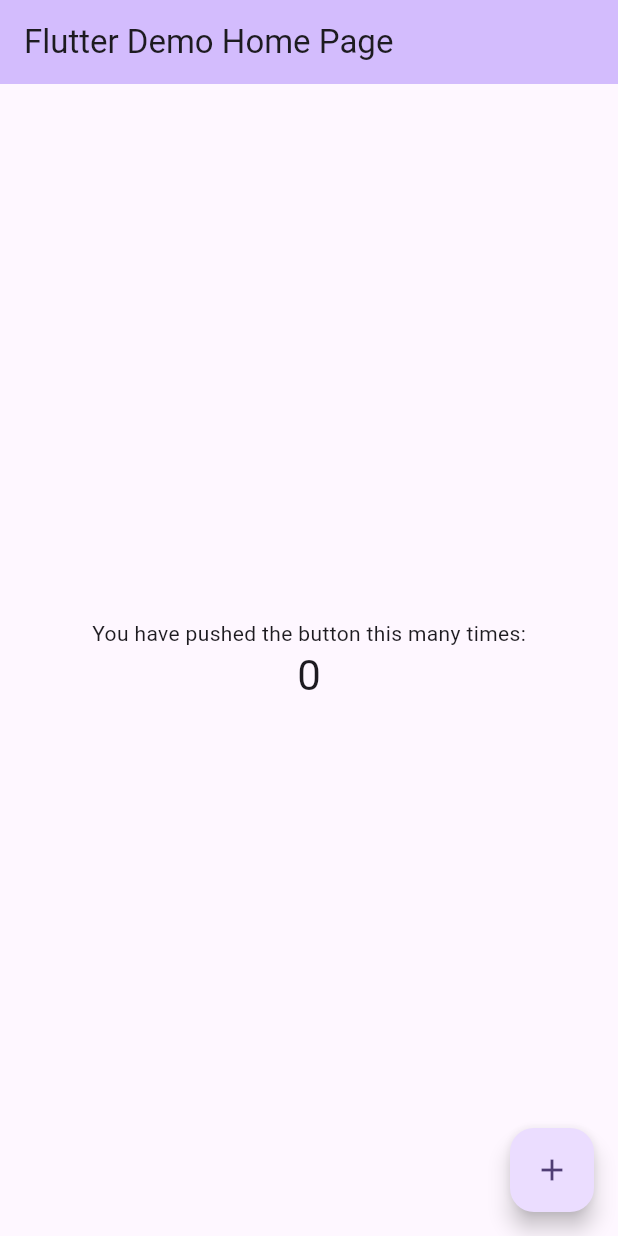
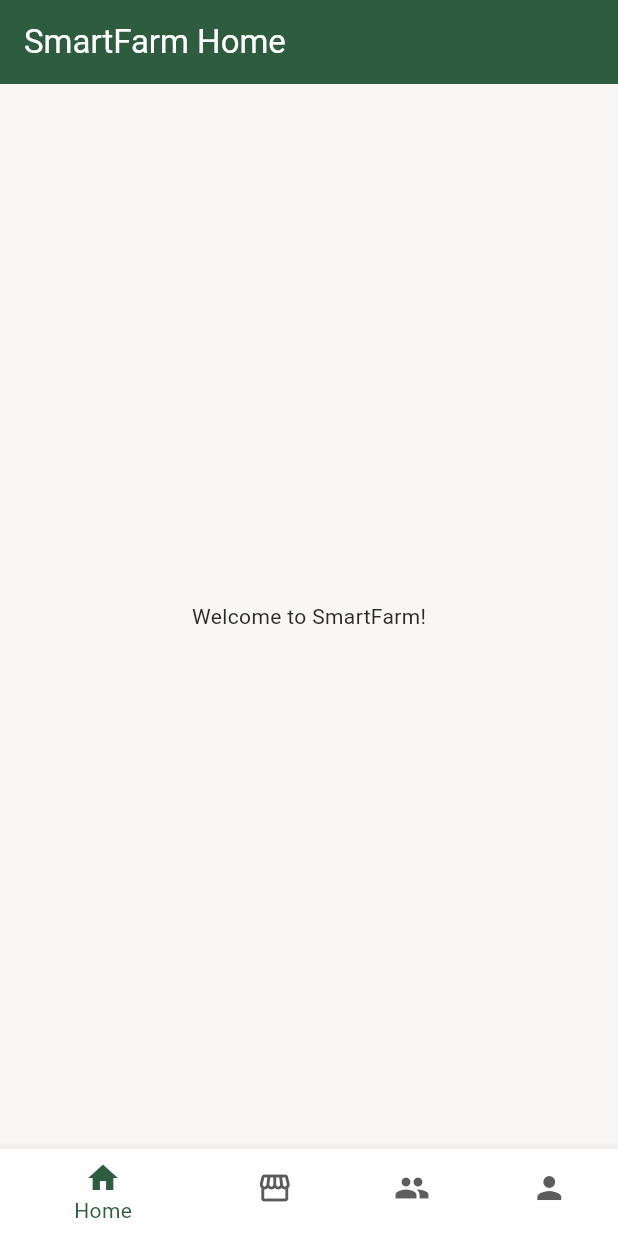
Before and after one commit to mun33b-exe/SmartFarm, a Flutter app: the screen it shows after launch, on a phone screen of 412 x 824 dp. Run offline on Flutter 3.47's test engine with Material 3 defaults, Android fonts, the phone set to English and light mode, and no system bars; our stand-ins replace firebase_core; accounts and stored records are empty.

Commit message:
Skelton Setup

```diff
--- /dev/null
+++ b/lib/app_theme.dart
@@ -0,0 +1,50 @@
+import 'package:flutter/material.dart';
+
+class AppTheme {
+  const AppTheme._();
+
+  static ThemeData get lightTheme {
+    const primaryColor = Color(0xFF2D5C3F);
+    const secondaryColor = Color(0xFFE69A00);
+    const backgroundColor = Color(0xFFF9F7F3);
+    const surfaceColor = Color(0xFFFFFFFF);
+    const charcoal = Color(0xFF2A2A2A);
+
+    return ThemeData(
+      scaffoldBackgroundColor: backgroundColor,
+      primaryColor: primaryColor,
+      appBarTheme: const AppBarTheme(
+        backgroundColor: primaryColor,
+        foregroundColor: Colors.white,
+      ),
+      colorScheme: const ColorScheme.light(
+        primary: primaryColor,
+        secondary: secondaryColor,
+        background: backgroundColor,
+        surface: surfaceColor,
+        onPrimary: Colors.white,
+        onBackground: charcoal,
+        onSurface: charcoal,
+      ),
+      textTheme: const TextTheme(
+        bodyMedium: TextStyle(color: charcoal),
+        headlineSmall: TextStyle(color: Color(0xFF5C5C5C)),
+      ),
+      bottomNavigationBarTheme: const BottomNavigationBarThemeData(
+        selectedItemColor: primaryColor,
+        unselectedItemColor: Color(0xFF5C5C5C),
+      ),
+    );
+  }
+
+  static ThemeData get darkTheme {
+    final base = ThemeData.dark();
+    return base.copyWith(
+      primaryColor: const Color(0xFF2D5C3F),
+      colorScheme: base.colorScheme.copyWith(
+        secondary: const Color(0xFFE69A00),
+        primary: const Color(0xFF2D5C3F),
+      ),
+    );
+  }
+}
--- a/lib/main.dart
+++ b/lib/main.dart
@@ -1,10 +1,12 @@
 import 'package:firebase_core/firebase_core.dart';
 import 'package:flutter/material.dart';
-import 'package:smart_farm/firebase_options.dart';
+
+import 'app_theme.dart';
+import 'main_navigation.dart';
 
 void main() async {
   WidgetsFlutterBinding.ensureInitialized();
-  await Firebase.initializeApp(options: DefaultFirebaseOptions.currentPlatform);
+  await Firebase.initializeApp();
   runApp(const MyApp());
 }
 
@@ -15,112 +17,11 @@ class MyApp extends StatelessWidget {
   @override
   Widget build(BuildContext context) {
     return MaterialApp(
-      title: 'Flutter Demo',
-      theme: ThemeData(
-        // This is the theme of your application.
-        //
-        // TRY THIS: Try running your application with "flutter run". You'll see
-        // the application has a purple toolbar. Then, without quitting the app,
-        // try changing the seedColor in the colorScheme below to Colors.green
-        // and then invoke "hot reload" (save your changes or press the "hot
-        // reload" button in a Flutter-supported IDE, or press "r" if you used
-        // the command line to start the app).
-        //
-        // Notice that the counter didn't reset back to zero; the application
-        // state is not lost during the reload. To reset the state, use hot
-        // restart instead.
-        //
-        // This works for code too, not just values: Most code changes can be
-        // tested with just a hot reload.
-        colorScheme: ColorScheme.fromSeed(seedColor: Colors.deepPurple),
-      ),
-      home: const MyHomePage(title: 'Flutter Demo Home Page'),
+      title: 'SmartFarm',
+      theme: AppTheme.lightTheme,
+      darkTheme: AppTheme.darkTheme,
+      themeMode: ThemeMode.system,
+      home: const MainNavigation(),
     );
   }
 }
-
-class MyHomePage extends StatefulWidget {
-  const MyHomePage({super.key, required this.title});
-
-  // This widget is the home page of your application. It is stateful, meaning
-  // that it has a State object (defined below) that contains fields that affect
-  // how it looks.
-
-  // This class is the configuration for the state. It holds the values (in this
-  // case the title) provided by the parent (in this case the App widget) and
-  // used by the build method of the State. Fields in a Widget subclass are
-  // always marked "final".
-
-  final String title;
-
-  @override
-  State<MyHomePage> createState() => _MyHomePageState();
-}
-
-class _MyHomePageState extends State<MyHomePage> {
-  int _counter = 0;
-
-  void _incrementCounter() {
-    setState(() {
-      // This call to setState tells the Flutter framework that something has
-      // changed in this State, which causes it to rerun the build method below
-      // so that the display can reflect the updated values. If we changed
-      // _counter without calling setState(), then the build method would not be
-      // called again, and so nothing would appear to happen.
-      _counter++;
-    });
-  }
-
-  @override
-  Widget build(BuildContext context) {
-    // This method is rerun every time setState is called, for instance as done
-    // by the _incrementCounter method above.
-    //
-    // The Flutter framework has been optimized to make rerunning build methods
-    // fast, so that you can just rebuild anything that needs updating rather
-    // than having to individually change instances of widgets.
-    return Scaffold(
-      appBar: AppBar(
-        // TRY THIS: Try changing the color here to a specific color (to
-        // Colors.amber, perhaps?) and trigger a hot reload to see the AppBar
-        // change color while the other colors stay the same.
-        backgroundColor: Theme.of(context).colorScheme.inversePrimary,
-        // Here we take the value from the MyHomePage object that was created by
-        // the App.build method, and use it to set our appbar title.
-        title: Text(widget.title),
-      ),
-      body: Center(
-        // Center is a layout widget. It takes a single child and positions it
-        // in the middle of the parent.
-        child: Column(
-          // Column is also a layout widget. It takes a list of children and
-          // arranges them vertically. By default, it sizes itself to fit its
-          // children horizontally, and tries to be as tall as its parent.
-          //
-          // Column has various properties to control how it sizes itself and
-          // how it positions its children. Here we use mainAxisAlignment to
-          // center the children vertically; the main axis here is the vertical
-          // axis because Columns are vertical (the cross axis would be
-          // horizontal).
-          //
-          // TRY THIS: Invoke "debug painting" (choose the "Toggle Debug Paint"
-          // action in the IDE, or press "p" in the console), to see the
-          // wireframe for each widget.
-          mainAxisAlignment: MainAxisAlignment.center,
-          children: <Widget>[
-            const Text('You have pushed the button this many times:'),
-            Text(
-              '$_counter',
-              style: Theme.of(context).textTheme.headlineMedium,
-            ),
-          ],
-        ),
-      ),
-      floatingActionButton: FloatingActionButton(
-        onPressed: _incrementCounter,
-        tooltip: 'Increment',
-        child: const Icon(Icons.add),
-      ), // This trailing comma makes auto-formatting nicer for build methods.
-    );
-  }
-}
--- /dev/null
+++ b/lib/main_navigation.dart
@@ -0,0 +1,51 @@
+import 'package:flutter/material.dart';
+
+import 'screens/community_screen.dart';
+import 'screens/home_screen.dart';
+import 'screens/market_screen.dart';
+import 'screens/profile_screen.dart';
+
+class MainNavigation extends StatefulWidget {
+  const MainNavigation({super.key});
+
+  @override
+  State<MainNavigation> createState() => _MainNavigationState();
+}
+
+class _MainNavigationState extends State<MainNavigation> {
+  final List<Widget> _screens = const [
+    HomeScreen(),
+    MarketScreen(),
+    CommunityScreen(),
+    ProfileScreen(),
+  ];
+
+  int _selectedIndex = 0;
+
+  void _onItemTapped(int index) {
+    if (_selectedIndex == index) return;
+    setState(() {
+      _selectedIndex = index;
+    });
+  }
+
+  @override
+  Widget build(BuildContext context) {
+    return Scaffold(
+      body: IndexedStack(index: _selectedIndex, children: _screens),
+      bottomNavigationBar: BottomNavigationBar(
+        currentIndex: _selectedIndex,
+        onTap: _onItemTapped,
+        items: const [
+          BottomNavigationBarItem(icon: Icon(Icons.home), label: 'Home'),
+          BottomNavigationBarItem(
+            icon: Icon(Icons.storefront),
+            label: 'Market',
+          ),
+          BottomNavigationBarItem(icon: Icon(Icons.people), label: 'Community'),
+          BottomNavigationBarItem(icon: Icon(Icons.person), label: 'Profile'),
+        ],
+      ),
+    );
+  }
+}
--- /dev/null
+++ b/lib/screens/community_screen.dart
@@ -0,0 +1,13 @@
+import 'package:flutter/material.dart';
+
+class CommunityScreen extends StatelessWidget {
+  const CommunityScreen({super.key});
+
+  @override
+  Widget build(BuildContext context) {
+    return Scaffold(
+      appBar: AppBar(title: const Text('Community')),
+      body: const Center(child: Text('Community updates coming soon.')),
+    );
+  }
+}
--- /dev/null
+++ b/lib/screens/home_screen.dart
@@ -0,0 +1,13 @@
+import 'package:flutter/material.dart';
+
+class HomeScreen extends StatelessWidget {
+  const HomeScreen({super.key});
+
+  @override
+  Widget build(BuildContext context) {
+    return Scaffold(
+      appBar: AppBar(title: const Text('SmartFarm Home')),
+      body: const Center(child: Text('Welcome to SmartFarm!')),
+    );
+  }
+}
--- /dev/null
+++ b/lib/screens/market_screen.dart
@@ -0,0 +1,13 @@
+import 'package:flutter/material.dart';
+
+class MarketScreen extends StatelessWidget {
+  const MarketScreen({super.key});
+
+  @override
+  Widget build(BuildContext context) {
+    return Scaffold(
+      appBar: AppBar(title: const Text('Market')),
+      body: const Center(child: Text('Market content goes here.')),
+    );
+  }
+}
--- /dev/null
+++ b/lib/screens/profile_screen.dart
@@ -0,0 +1,13 @@
+import 'package:flutter/material.dart';
+
+class ProfileScreen extends StatelessWidget {
+  const ProfileScreen({super.key});
+
+  @override
+  Widget build(BuildContext context) {
+    return Scaffold(
+      appBar: AppBar(title: const Text('Profile')),
+      body: const Center(child: Text('User profile details will appear here.')),
+    );
+  }
+}
```
Also changed, not shown: 1 other file.
